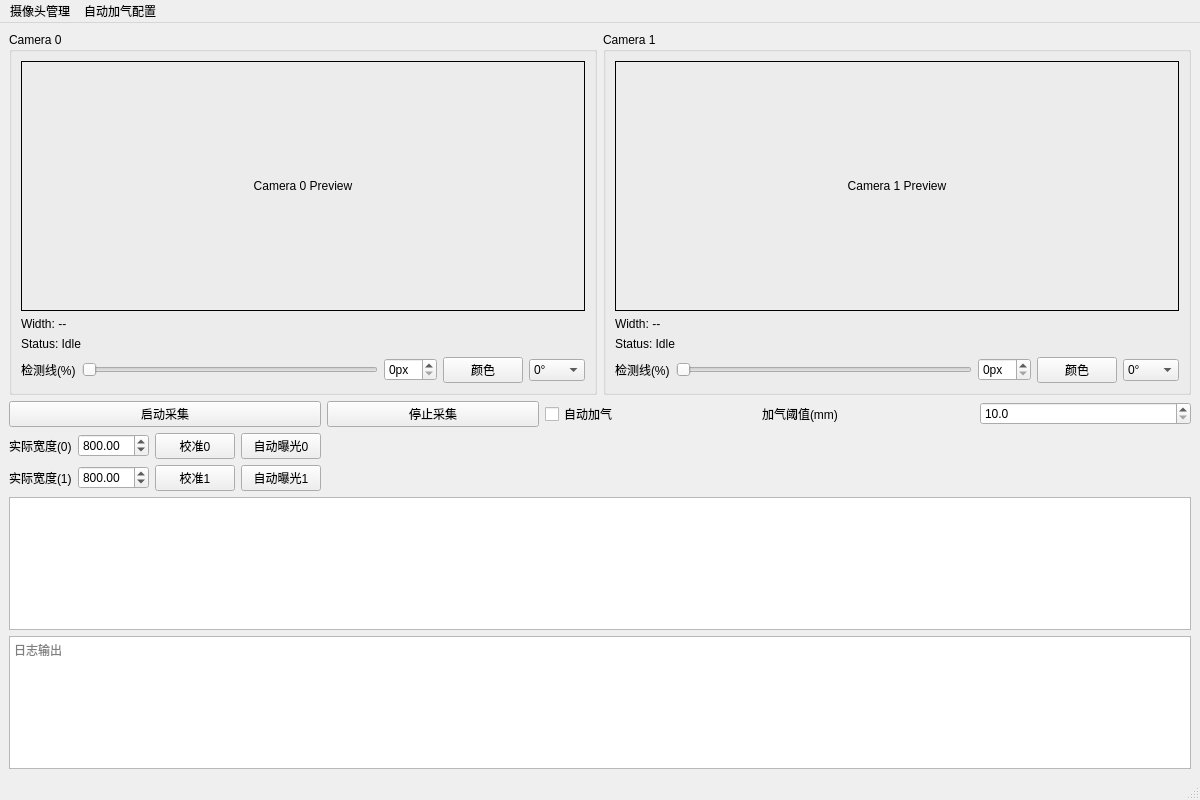
This is xingaodaapp.ui in ba7lgj-dev/MyOpenCV as Qt 5 draws it before an edit. The edited form follows.
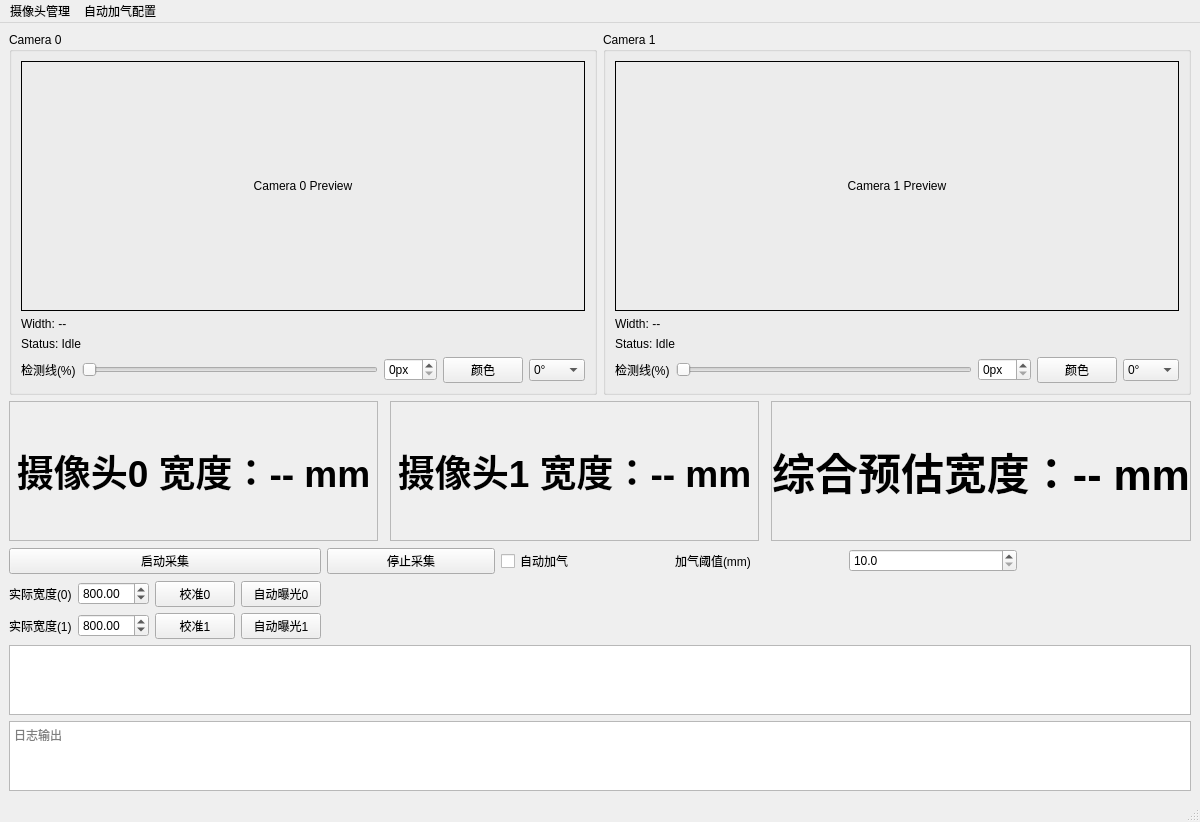
This is the edited form. Custom widgets are drawn as their Qt base class.

Commit message: Add WeChat push module and enhance monitoring UI

The edit to the form file:
```diff
--- a/xingaodaapp.ui
+++ b/xingaodaapp.ui
@@ -187,6 +187,94 @@
      </item>
      </layout>
     </item>
+    <item>
+     <layout class="QHBoxLayout" name="layoutWidths">
+      <property name="spacing">
+       <number>12</number>
+      </property>
+      <property name="stretch">
+       <string>1,1,1</string>
+      </property>
+      <item>
+       <widget class="QLabel" name="labelBigWidth0">
+        <property name="minimumSize">
+         <size>
+          <width>0</width>
+          <height>140</height>
+         </size>
+        </property>
+        <property name="font">
+         <font>
+          <pointsize>28</pointsize>
+          <weight>75</weight>
+          <bold>true</bold>
+         </font>
+        </property>
+        <property name="frameShape">
+         <enum>QFrame::StyledPanel</enum>
+        </property>
+        <property name="alignment">
+         <set>Qt::AlignCenter</set>
+        </property>
+        <property name="text">
+         <string>摄像头0 宽度：-- mm</string>
+        </property>
+       </widget>
+      </item>
+      <item>
+       <widget class="QLabel" name="labelBigWidth1">
+        <property name="minimumSize">
+         <size>
+          <width>0</width>
+          <height>140</height>
+         </size>
+        </property>
+        <property name="font">
+         <font>
+          <pointsize>28</pointsize>
+          <weight>75</weight>
+          <bold>true</bold>
+         </font>
+        </property>
+        <property name="frameShape">
+         <enum>QFrame::StyledPanel</enum>
+        </property>
+        <property name="alignment">
+         <set>Qt::AlignCenter</set>
+        </property>
+        <property name="text">
+         <string>摄像头1 宽度：-- mm</string>
+        </property>
+       </widget>
+      </item>
+      <item>
+       <widget class="QLabel" name="labelEstimatedWidth">
+        <property name="minimumSize">
+         <size>
+          <width>0</width>
+          <height>140</height>
+         </size>
+        </property>
+        <property name="font">
+         <font>
+          <pointsize>32</pointsize>
+          <weight>75</weight>
+          <bold>true</bold>
+         </font>
+        </property>
+        <property name="frameShape">
+         <enum>QFrame::StyledPanel</enum>
+        </property>
+        <property name="alignment">
+         <set>Qt::AlignCenter</set>
+        </property>
+        <property name="text">
+         <string>综合预估宽度：-- mm</string>
+        </property>
+       </widget>
+      </item>
+     </layout>
+    </item>
     <item>
      <layout class="QGridLayout" name="gridLayout">
       <item row="0" column="0">
@@ -233,6 +321,16 @@
         </property>
        </widget>
       </item>
+      <item row="0" column="5">
+       <widget class="QLabel" name="labelPushAlert">
+        <property name="text">
+         <string/>
+        </property>
+        <property name="styleSheet">
+         <string notr="true">color: red; font-size: 18pt; font-weight: bold;</string>
+        </property>
+       </widget>
+      </item>
       <item row="1" column="0">
        <layout class="QHBoxLayout" name="horizontalLayout">
         <item>
```
The commit also changes 12 other files.
